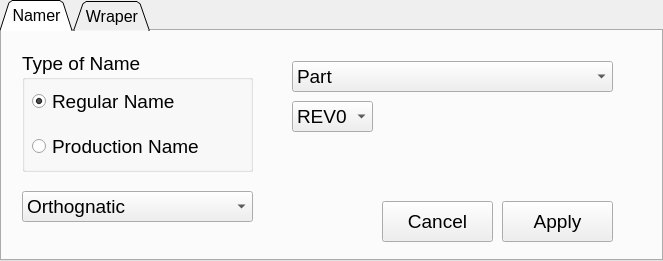
Before: the Qt Designer form Wramer.ui in Camilo-Quiceno/Wrammer, drawn with Qt 5.
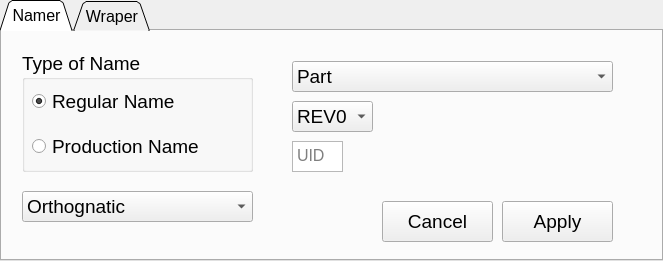
After: the same form once the commit is applied. Icons and pictures are not drawn.

Commit message: Adding unique ID to the UI

Diff of the .ui file:
```diff
--- a/Wramer.ui
+++ b/Wramer.ui
@@ -225,6 +225,19 @@
      <string>Cancel</string>
     </property>
    </widget>
+   <widget class="QTextEdit" name="textEdit_UID">
+    <property name="geometry">
+     <rect>
+      <x>290</x>
+      <y>110</y>
+      <width>51</width>
+      <height>31</height>
+     </rect>
+    </property>
+    <property name="placeholderText">
+     <string>UID</string>
+    </property>
+   </widget>
   </widget>
   <widget class="QWidget" name="tab_wrap">
    <attribute name="title">
```
Left out of the diff: 3 changed lines with no effect on the pictures. The commit also changes 1 other file.
